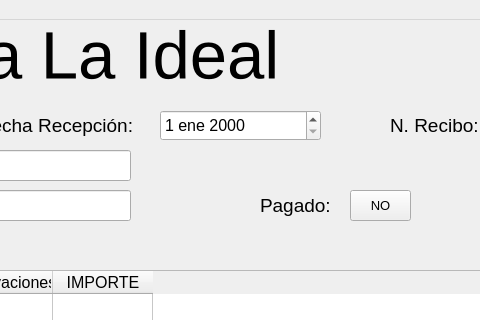
Old version of the form mainwindow.ui in the repository germanbravolopez/laideal; both pictures show x 600 to 1080 and y 0 to 320 of the 1243 by 698 pixel window.
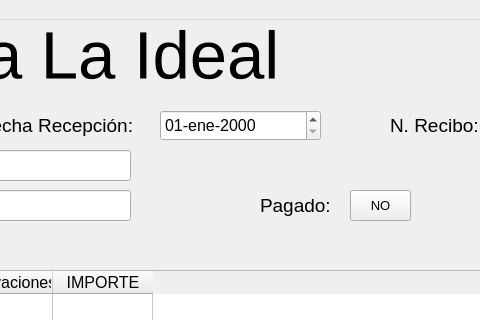
New version of the form.

Commit message: update date format

```diff
--- a/mainwindow.ui
+++ b/mainwindow.ui
@@ -503,6 +503,9 @@
     <property name="locale">
      <locale language="Spanish" country="Spain"/>
     </property>
+    <property name="displayFormat">
+     <string>dd-MMM-yyyy</string>
+    </property>
    </widget>
    <widget class="QDialogButtonBox" name="bb_save_reset">
     <property name="geometry">
```
The commit also changes 1 other file.
